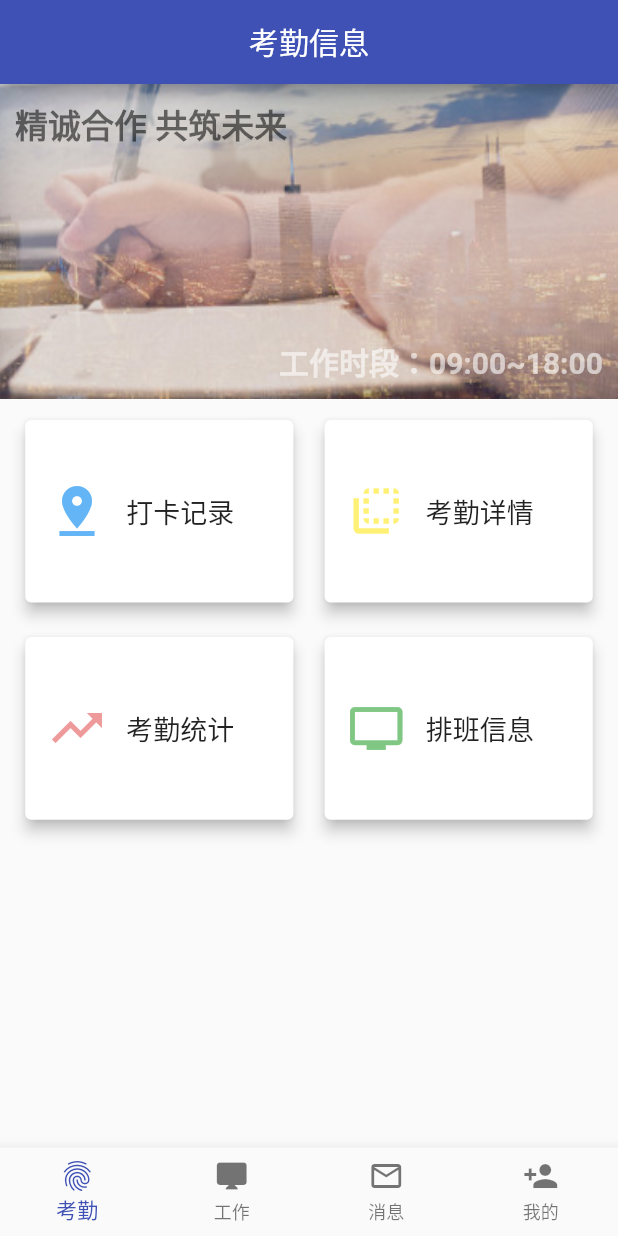
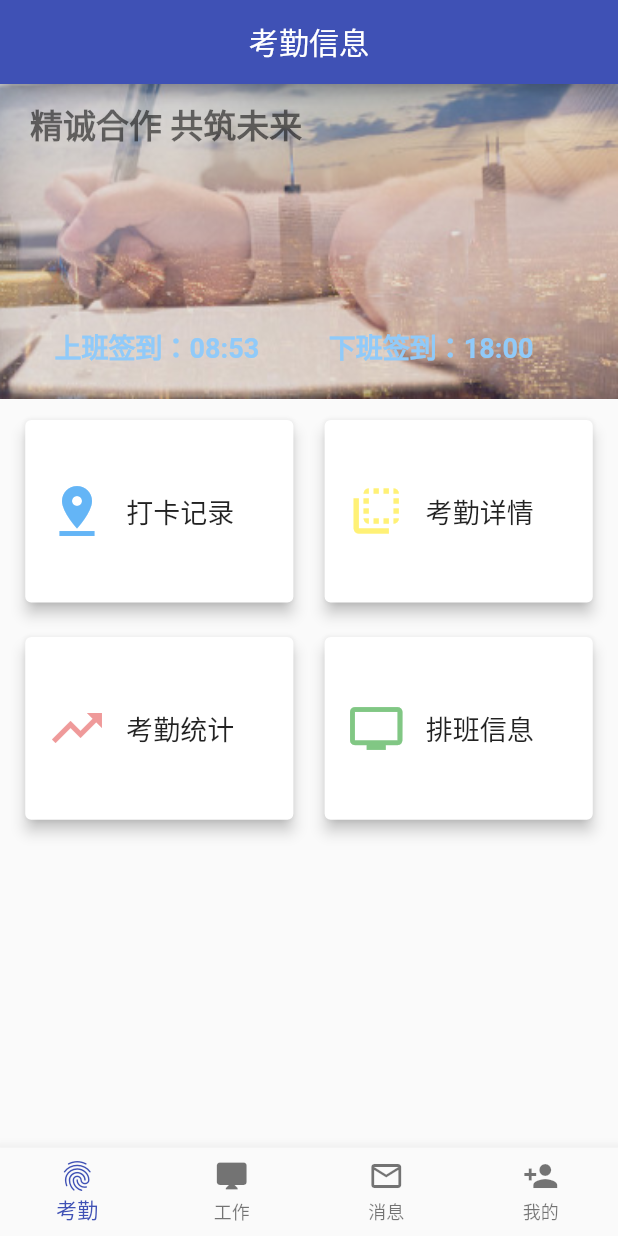
Before and after one commit to pidandan/Flutter-Work, a Flutter app: the screen it shows after launch, on a phone screen of 412 x 824 dp. Run offline on Flutter 3.47's test engine with Material 2 defaults, Android fonts, the phone set to English and light mode, and no system bars; our stand-ins replace flutter_screenutil.

Commit message:
考勤界面优化

```diff
--- a/workingHours/lib/pages/attendance/attendance_header.dart
+++ b/workingHours/lib/pages/attendance/attendance_header.dart
@@ -1,6 +1,5 @@
 import 'package:flutter/material.dart';
 import 'package:flutter_screenutil/flutter_screenutil.dart';
-
 
 class AttendanceHeader extends StatefulWidget {
   AttendanceHeader({Key key}) : super(key: key);
@@ -10,27 +9,26 @@ class AttendanceHeader extends StatefulWidget {
 }
 
 class _AttendanceHeaderState extends State<AttendanceHeader> {
-
-
   @override
   Widget build(BuildContext context) {
     return Stack(
-      children: <Widget>[
-        _imageWidget(),
-        _nameWidget(),
-        _workTime()
-        ],
+      children: <Widget>[_imageWidget(), _nameWidget(), _workTime()],
     );
   }
 
   // 背景图片控件
   Widget _imageWidget() {
-    return Container(
+    return InkWell(
+      onTap: () {
+        print('打卡');
+      },
+      child: Container(
         height: ScreenUtil().setHeight(340),
         width: ScreenUtil().setWidth(750),
         child: Image.asset(
           'images/logo.png',
           fit: BoxFit.fill,
+        ),
       ),
     );
   }
@@ -38,7 +36,7 @@ class _AttendanceHeaderState extends State<AttendanceHeader> {
   // 公司名称
   Widget _nameWidget() {
     return Positioned(
-        left: 10,
+        left: 20,
         top: 10,
         child: Container(
           child: Text(
@@ -51,25 +49,44 @@ class _AttendanceHeaderState extends State<AttendanceHeader> {
         ));
   }
 
-
   // 上班时段
-  Widget _workTime(){
+  Widget _workTime() {
     return Positioned(
         right: 10,
         bottom: 10,
         child: Container(
+          height: ScreenUtil().setHeight(80),
+          width: ScreenUtil().setWidth(750),
+          child: Row(
+            mainAxisAlignment: MainAxisAlignment.spaceEvenly,
+            children: <Widget>[
+              Container(
                 child: Text(
-          '工作时段：09:00~18:00',
+                  '上班签到：08:53',
                   style: TextStyle(
-             color: Colors.white60,
-             fontSize: 20,
-             fontWeight: FontWeight.w600
+                      color: Colors.blue[200],
+                      fontSize: 18,
+                      fontWeight: FontWeight.w600),
                 ),
               ),
+              Container(
+                child: Text(
+                  '下班签到：18:00',
+                  style: TextStyle(
+                      color: Colors.blue[200],
+                      fontSize: 18,
+                      fontWeight: FontWeight.w600),
+                ),
               )
-      );
+            ],
+          ),
+          // child: Text(
+          //   '工作时段：09:00~18:00',
+          //   style: TextStyle(
+          //       color: Colors.white60,
+          //       fontSize: 20,
+          //       fontWeight: FontWeight.w600),
+          // ),
+        ));
   }
-
-
-
 }
--- a/workingHours/lib/pages/attendance/attendance_page.dart
+++ b/workingHours/lib/pages/attendance/attendance_page.dart
@@ -1,6 +1,7 @@
 import 'package:flutter/material.dart';
 import './attendance_header.dart';
 import './attendance_work.dart';
+// 考勤主页
 class AttendancePage extends StatefulWidget {
   AttendancePage({Key key}) : super(key: key);
 
@@ -24,7 +25,8 @@ class _AttendancePageState extends State<AttendancePage> {
         child: Column(
           children: <Widget>[
               AttendanceHeader(),
-              AttendanceWork()
+              AttendanceWork(),
+              // AttendanceSignin(),
           ],
         ),
       )
--- a/workingHours/lib/pages/attendance/attendance_work.dart
+++ b/workingHours/lib/pages/attendance/attendance_work.dart
@@ -1,6 +1,6 @@
 import 'package:flutter/material.dart';
 import 'package:flutter_screenutil/flutter_screenutil.dart';
-
+// 考勤功能区
 class AttendanceWork extends StatelessWidget {
   const AttendanceWork({Key key}) : super(key: key);
 
```
Lines whose indentation alone changed are shown as unchanged.
